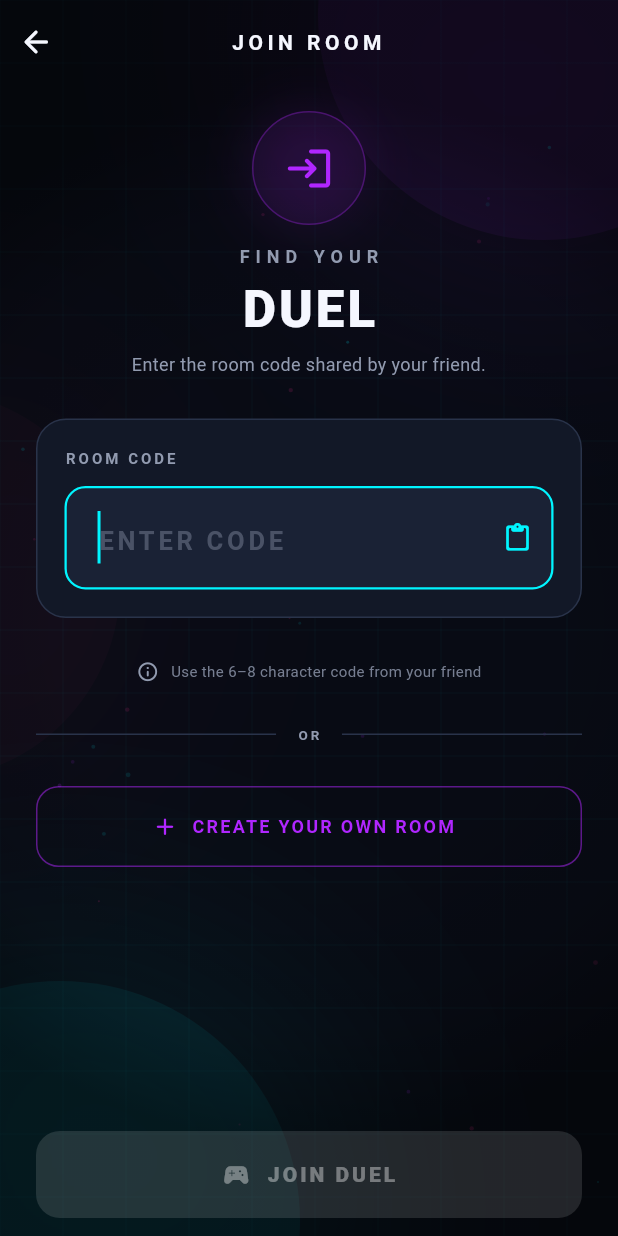
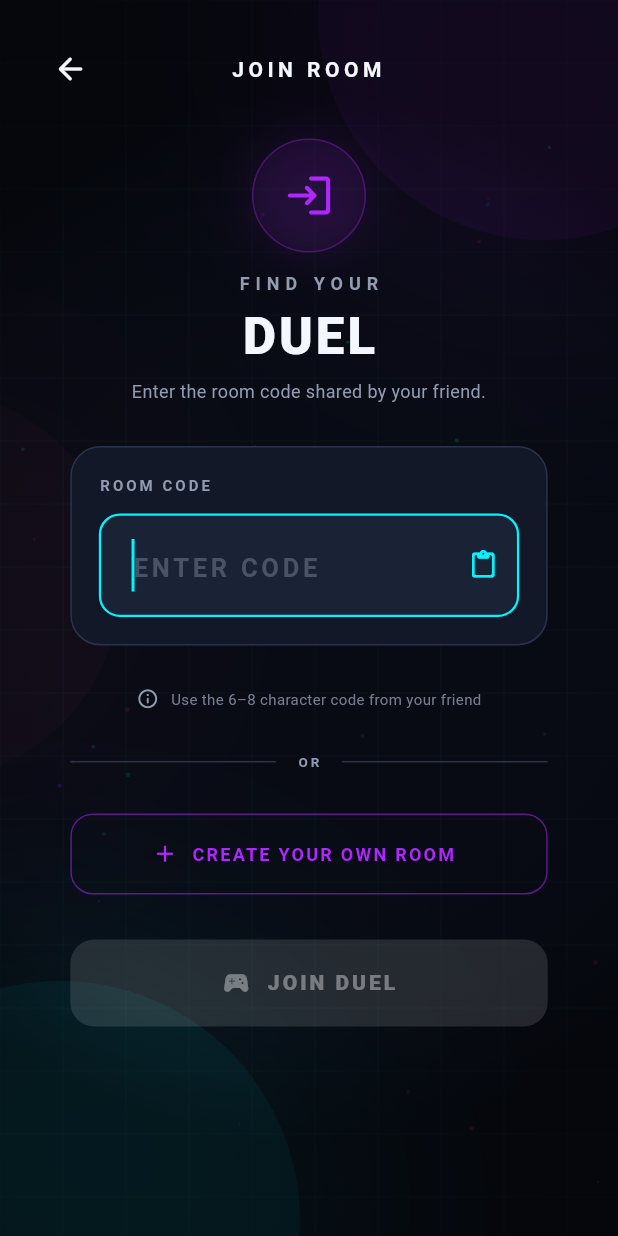
Before and after one commit to piro-piyush/TicTac-Duel, a Flutter app: the screen it shows after launch, after a tap on "Invite Friend", on a phone screen of 412 x 824 dp. Run offline on Flutter 3.47's test engine with Material 3 defaults, Android fonts, the phone set to English and light mode, and no system bars; our stand-ins replace flutter_screenutil, go_router; Roboto replaces fonts that are missing (Poppins).

Commit message:
Integrate flutter_screenutil, add scroll support to NeonBackgroundWidget, and update app icons

```diff
--- a/frontend/lib/lib.dart
+++ b/frontend/lib/lib.dart
@@ -3,3 +3,4 @@ export 'screens/screens.dart';
 export 'widgets/widgets.dart';
 export 'package:flutter/material.dart';
 export 'responsive/responsive.dart';
+export 'package:flutter_screenutil/flutter_screenutil.dart';
--- a/frontend/lib/main.dart
+++ b/frontend/lib/main.dart
@@ -10,11 +10,16 @@ class MyApp extends StatelessWidget {
   // This widget is the root of your application.
   @override
   Widget build(BuildContext context) {
-    return MaterialApp.router(
-      title: 'Flutter Demo',
-      theme: Themes.darkTheme,
-      routerConfig: Routes.router,
-      debugShowCheckedModeBanner: false,
+    return ScreenUtilInit(
+      designSize: const Size(360, 690),
+      minTextAdapt: true,
+      splitScreenMode: true,
+      child: MaterialApp.router(
+        title: 'Flutter Demo',
+        theme: Themes.darkTheme,
+        routerConfig: Routes.router,
+        debugShowCheckedModeBanner: false,
+      ),
     );
   }
 }
--- a/frontend/lib/widgets/neon_background_widget.dart
+++ b/frontend/lib/widgets/neon_background_widget.dart
@@ -9,11 +9,13 @@ class NeonBackgroundWidget extends StatefulWidget {
     this.title,
     this.showGrid = true,
     this.showParticles = true,
+    this.needScroll = true,
   });
 
   final Widget child;
   final String? title;
   final bool showGrid;
+  final bool needScroll;
   final bool showParticles;
 
   @override
@@ -160,7 +162,14 @@ class _NeonBackgroundWidgetState extends State<NeonBackgroundWidget>
                     children: [
                       if (widget.title != null) _buildAppBar(context),
 
-                      Expanded(child: widget.child),
+                      Expanded(
+                        child: widget.needScroll
+                            ? SingleChildScrollView(
+                          padding: Dimens.defaultPadding,
+                                child: widget.child,
+                              )
+                            : widget.child,
+                      ),
                     ],
                   ),
                 ),
```
Also changed, not shown: frontend/pubspec.yaml (+7 -3 lines), frontend/assets/app/logo.png (deleted), frontend/pubspec.lock.
